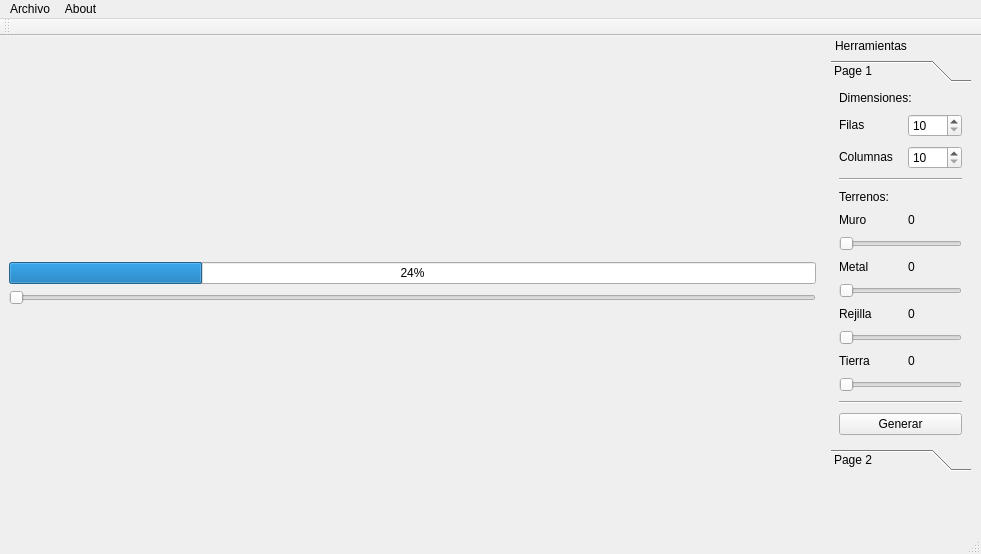
Dariasteam/I.A., file src/mainwindow.ui: the form before one commit.
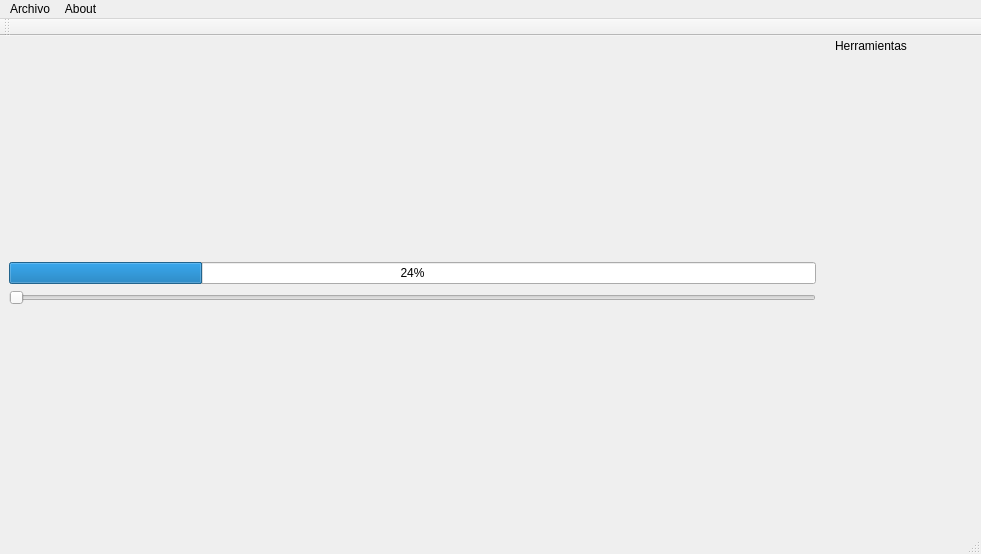
The form after the commit.

Diff of the .ui file:
```diff
--- a/src/mainwindow.ui
+++ b/src/mainwindow.ui
@@ -120,299 +120,7 @@
    <attribute name="dockWidgetArea">
     <number>2</number>
    </attribute>
-   <widget class="QWidget" name="dockWidgetContents_2">
-    <widget class="QToolBox" name="toolBox">
-     <property name="geometry">
-      <rect>
-       <x>-1</x>
-       <y>5</y>
-       <width>141</width>
-       <height>411</height>
-      </rect>
-     </property>
-     <property name="currentIndex">
-      <number>0</number>
-     </property>
-     <widget class="QWidget" name="mapa">
-      <property name="geometry">
-       <rect>
-        <x>0</x>
-        <y>0</y>
-        <width>141</width>
-        <height>355</height>
-       </rect>
-      </property>
-      <attribute name="label">
-       <string>Page 1</string>
-      </attribute>
-      <widget class="QWidget" name="gridLayoutWidget">
-       <property name="geometry">
-        <rect>
-         <x>0</x>
-         <y>0</y>
-         <width>141</width>
-         <height>351</height>
-        </rect>
-       </property>
-       <layout class="QGridLayout" name="gridLayout_2">
-        <property name="sizeConstraint">
-         <enum>QLayout::SetDefaultConstraint</enum>
-        </property>
-        <item row="11" column="1">
-         <widget class="QLabel" name="tierra">
-          <property name="sizePolicy">
-           <sizepolicy hsizetype="Fixed" vsizetype="Fixed">
-            <horstretch>0</horstretch>
-            <verstretch>0</verstretch>
-           </sizepolicy>
-          </property>
-          <property name="text">
-           <string>0</string>
-          </property>
-         </widget>
-        </item>
-        <item row="13" column="0" colspan="2">
-         <widget class="QSlider" name="slider_tierra">
-          <property name="maximum">
-           <number>50</number>
-          </property>
-          <property name="orientation">
-           <enum>Qt::Horizontal</enum>
-          </property>
-         </widget>
-        </item>
-        <item row="10" column="0" colspan="2">
-         <widget class="QSlider" name="slider_rejilla">
-          <property name="maximum">
-           <number>50</number>
-          </property>
-          <property name="orientation">
-           <enum>Qt::Horizontal</enum>
-          </property>
-         </widget>
-        </item>
-        <item row="2" column="1">
-         <widget class="QSpinBox" name="cols">
-          <property name="minimum">
-           <number>10</number>
-          </property>
-          <property name="maximum">
-           <number>1000</number>
-          </property>
-         </widget>
-        </item>
-        <item row="11" column="0">
-         <widget class="QLabel" name="label_9">
-          <property name="sizePolicy">
-           <sizepolicy hsizetype="Fixed" vsizetype="Fixed">
-            <horstretch>0</horstretch>
-            <verstretch>0</verstretch>
-           </sizepolicy>
-          </property>
-          <property name="text">
-           <string>Tierra</string>
-          </property>
-         </widget>
-        </item>
-        <item row="9" column="1">
-         <widget class="QLabel" name="rejilla">
-          <property name="sizePolicy">
-           <sizepolicy hsizetype="Fixed" vsizetype="Fixed">
-            <horstretch>0</horstretch>
-            <verstretch>0</verstretch>
-           </sizepolicy>
-          </property>
-          <property name="text">
-           <string>0</string>
-          </property>
-         </widget>
-        </item>
-        <item row="1" column="0">
-         <widget class="QLabel" name="label_2">
-          <property name="sizePolicy">
-           <sizepolicy hsizetype="Fixed" vsizetype="Fixed">
-            <horstretch>0</horstretch>
-            <verstretch>0</verstretch>
-           </sizepolicy>
-          </property>
-          <property name="text">
-           <string>Filas</string>
-          </property>
-         </widget>
-        </item>
-        <item row="8" column="0" colspan="2">
-         <widget class="QSlider" name="slider_metal">
-          <property name="maximum">
-           <number>50</number>
-          </property>
-          <property name="orientation">
-           <enum>Qt::Horizontal</enum>
-          </property>
-         </widget>
-        </item>
-        <item row="1" column="1">
-         <widget class="QSpinBox" name="rows">
-          <property name="minimum">
-           <number>10</number>
-          </property>
-          <property name="maximum">
-           <number>1000</number>
-          </property>
-         </widget>
-        </item>
-        <item row="9" column="0">
-         <widget class="QLabel" name="label_8">
-          <property name="sizePolicy">
-           <sizepolicy hsizetype="Fixed" vsizetype="Fixed">
-            <horstretch>0</horstretch>
-            <verstretch>0</verstretch>
-           </sizepolicy>
-          </property>
-          <property name="text">
-           <string>Rejilla</string>
-          </property>
-         </widget>
-        </item>
-        <item row="2" column="0">
-         <widget class="QLabel" name="label_3">
-          <property name="sizePolicy">
-           <sizepolicy hsizetype="Fixed" vsizetype="Fixed">
-            <horstretch>0</horstretch>
-            <verstretch>0</verstretch>
-           </sizepolicy>
-          </property>
-          <property name="text">
-           <string>Columnas</string>
-          </property>
-         </widget>
-        </item>
-        <item row="4" column="0" colspan="2">
-         <widget class="QLabel" name="label_4">
-          <property name="sizePolicy">
-           <sizepolicy hsizetype="Fixed" vsizetype="Fixed">
-            <horstretch>0</horstretch>
-            <verstretch>0</verstretch>
-           </sizepolicy>
-          </property>
-          <property name="text">
-           <string>Terrenos:</string>
-          </property>
-         </widget>
-        </item>
-        <item row="0" column="0" colspan="2">
-         <widget class="QLabel" name="label">
-          <property name="sizePolicy">
-           <sizepolicy hsizetype="Preferred" vsizetype="Fixed">
-            <horstretch>0</horstretch>
-            <verstretch>0</verstretch>
-           </sizepolicy>
-          </property>
-          <property name="text">
-           <string>Dimensiones:</string>
-          </property>
-         </widget>
-        </item>
-        <item row="15" column="0" colspan="2">
-         <widget class="QPushButton" name="generar">
-          <property name="text">
-           <string>Generar</string>
-          </property>
-         </widget>
-        </item>
-        <item row="5" column="0">
-         <widget class="QLabel" name="label_5">
-          <property name="sizePolicy">
-           <sizepolicy hsizetype="Fixed" vsizetype="Fixed">
-            <horstretch>0</horstretch>
-            <verstretch>0</verstretch>
-           </sizepolicy>
-          </property>
-          <property name="text">
-           <string>Muro</string>
-          </property>
-         </widget>
-        </item>
-        <item row="3" column="0" colspan="2">
-         <widget class="Line" name="line">
-          <property name="orientation">
-           <enum>Qt::Horizontal</enum>
-          </property>
-         </widget>
-        </item>
-        <item row="5" column="1">
-         <widget class="QLabel" name="muro">
-          <property name="sizePolicy">
-           <sizepolicy hsizetype="Fixed" vsizetype="Fixed">
-            <horstretch>0</horstretch>
-            <verstretch>0</verstretch>
-           </sizepolicy>
-          </property>
-          <property name="text">
-           <string>0</string>
-          </property>
-         </widget>
-        </item>
-        <item row="7" column="0">
-         <widget class="QLabel" name="label_7">
-          <property name="sizePolicy">
-           <sizepolicy hsizetype="Fixed" vsizetype="Fixed">
-            <horstretch>0</horstretch>
-            <verstretch>0</verstretch>
-           </sizepolicy>
-          </property>
-          <property name="text">
-           <string>Metal</string>
-          </property>
-         </widget>
-        </item>
-        <item row="7" column="1">
-         <widget class="QLabel" name="metal">
-          <property name="sizePolicy">
-           <sizepolicy hsizetype="Fixed" vsizetype="Fixed">
-            <horstretch>0</horstretch>
-            <verstretch>0</verstretch>
-           </sizepolicy>
-          </property>
-          <property name="text">
-           <string>0</string>
-          </property>
-         </widget>
-        </item>
-        <item row="14" column="0" colspan="2">
-         <widget class="Line" name="line_2">
-          <property name="orientation">
-           <enum>Qt::Horizontal</enum>
-          </property>
-         </widget>
-        </item>
-        <item row="6" column="0" colspan="2">
-         <widget class="QSlider" name="slider_muro">
-          <property name="maximum">
-           <number>50</number>
-          </property>
-          <property name="orientation">
-           <enum>Qt::Horizontal</enum>
-          </property>
-         </widget>
-        </item>
-       </layout>
-      </widget>
-     </widget>
-     <widget class="QWidget" name="algoritmos">
-      <property name="geometry">
-       <rect>
-        <x>0</x>
-        <y>0</y>
-        <width>141</width>
-        <height>355</height>
-       </rect>
-      </property>
-      <attribute name="label">
-       <string>Page 2</string>
-      </attribute>
-     </widget>
-    </widget>
-   </widget>
+   <widget class="QWidget" name="no_use"/>
   </widget>
   <widget class="QToolBar" name="toolBar">
    <property name="windowTitle">
```
Left out of the diff: 2 changed lines with no effect on the pictures.
